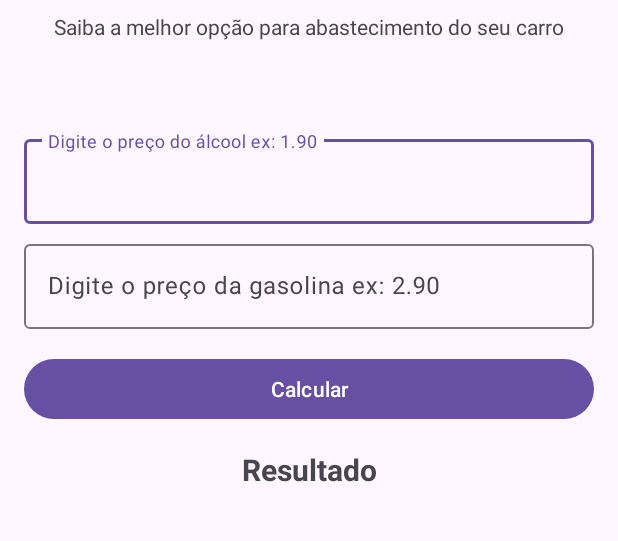
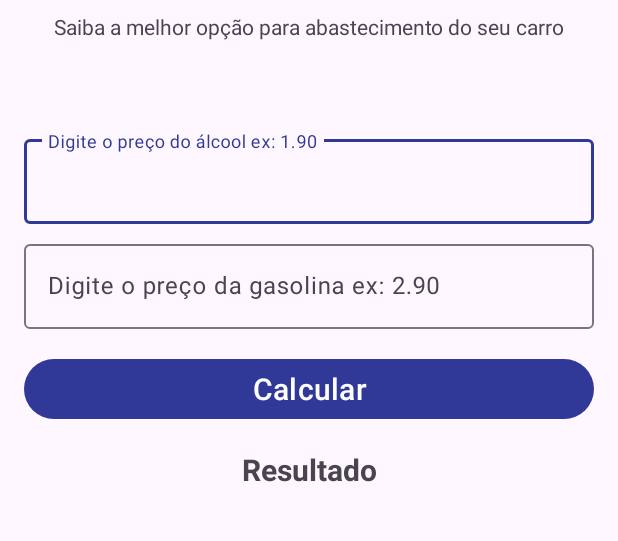
Before and after one commit to ImNotSarah/AppAlcoolOuGasolina, an Android app: the screen it shows after launch (MainActivity), on a phone screen of 412 x 824 dp, the part 452-993 px from its top. Run offline under Robolectric (Android 15) with nearby library versions, the phone set to English and light mode, and no system bars.

Commit message:
Adicionado Aula Finalizando App Alccol ou Gasolina

```diff
--- a/app/src/main/java/com/example/appalcoolougasolina/MainActivity.kt
+++ b/app/src/main/java/com/example/appalcoolougasolina/MainActivity.kt
@@ -1,12 +1,26 @@
 package com.example.appalcoolougasolina
 
 import android.os.Bundle
+import android.widget.Button
+import android.widget.TextView
 import androidx.activity.enableEdgeToEdge
 import androidx.appcompat.app.AppCompatActivity
 import androidx.core.view.ViewCompat
 import androidx.core.view.WindowInsetsCompat
+import com.google.android.material.textfield.TextInputEditText
+import com.google.android.material.textfield.TextInputLayout
 
 class MainActivity : AppCompatActivity() {
+
+    private lateinit var textInputAlcool: TextInputLayout
+    private lateinit var editAlcool: TextInputEditText
+
+    private lateinit var textInputGasolina: TextInputLayout
+    private lateinit var editGasolina: TextInputEditText
+
+    private lateinit var btnCalcular: Button
+    private lateinit var textResultado: TextView
+
     override fun onCreate(savedInstanceState: Bundle?) {
         super.onCreate(savedInstanceState)
         enableEdgeToEdge()
@@ -16,5 +30,57 @@ class MainActivity : AppCompatActivity() {
             v.setPadding(systemBars.left, systemBars.top, systemBars.right, systemBars.bottom)
             insets
         }
+        inicializarComponentesInterface()
+        btnCalcular.setOnClickListener{
+            calcularMelhorPreco()
+        }
+    }
+
+    private fun calcularMelhorPreco() {
+
+        val precoAlcool = editAlcool.text.toString()
+        val precoGasolina = editGasolina.text.toString()
+
+        val resultadoValidacao = validarCampos(precoAlcool, precoGasolina)
+        if (resultadoValidacao){
+
+            val precoAlcoolNumero = precoAlcool.toDouble()
+            val precoGasolinaNumero = precoGasolina.toDouble()
+            val resultado = precoAlcoolNumero / precoGasolinaNumero
+
+            if (resultado >= 0.7){
+                textResultado.text = "Melhor utilizar Gasolina"
+            }else{
+                textResultado.text = "Melhor utilizar Álcool"
+            }
+        }
+    }
+
+    private fun validarCampos(pAlcool: String, pGasolina: String): Boolean {
+
+        textInputAlcool.error = null
+        textInputGasolina.error = null
+
+        if (pAlcool.isEmpty()){
+            textInputAlcool.error = "Digite o preço do álcool"
+            return false
+        }else if (pGasolina.isEmpty()){
+            textInputGasolina.error = "Digite o preço da gasolina"
+            return false
+        }
+
+        return true
+
+    }
+
+    private fun inicializarComponentesInterface() {
+        textInputAlcool = findViewById(R.id.text_input_alcool)
+        editAlcool = findViewById(R.id.edit_alcool)
+
+        textInputGasolina = findViewById(R.id.text_input_gasolina)
+        editGasolina = findViewById(R.id.edit_gasolina)
+
+        btnCalcular = findViewById(R.id.btn_calcular)
+        textResultado = findViewById(R.id.text_resultado)
     }
 }
--- a/app/src/main/res/layout/activity_main.xml
+++ b/app/src/main/res/layout/activity_main.xml
@@ -32,7 +32,7 @@
         app:layout_constraintTop_toBottomOf="@+id/imageView" />
 
     <com.google.android.material.textfield.TextInputLayout
-        android:id="@+id/textInputLayout"
+        android:id="@+id/text_input_alcool"
         android:layout_width="0dp"
         android:layout_height="wrap_content"
         android:layout_marginStart="16dp"
@@ -44,6 +44,7 @@
         app:layout_constraintTop_toBottomOf="@+id/textView">
 
         <com.google.android.material.textfield.TextInputEditText
+            android:id="@+id/edit_alcool"
             android:layout_width="match_parent"
             android:layout_height="wrap_content"
             android:hint="Digite o preço do álcool ex: 1.90"
@@ -51,7 +52,7 @@
     </com.google.android.material.textfield.TextInputLayout>
 
     <com.google.android.material.textfield.TextInputLayout
-        android:id="@+id/textInputLayout2"
+        android:id="@+id/text_input_gasolina"
         android:layout_width="0dp"
         android:layout_height="wrap_content"
         android:layout_marginStart="16dp"
@@ -60,9 +61,10 @@
         app:layout_constraintEnd_toEndOf="parent"
         app:layout_constraintHorizontal_bias="0.5"
         app:layout_constraintStart_toStartOf="parent"
-        app:layout_constraintTop_toBottomOf="@+id/textInputLayout">
+        app:layout_constraintTop_toBottomOf="@+id/text_input_alcool">
 
         <com.google.android.material.textfield.TextInputEditText
+            android:id="@+id/edit_gasolina"
             android:layout_width="match_parent"
             android:layout_height="wrap_content"
             android:hint="Digite o preço da gasolina ex: 2.90"
@@ -70,20 +72,21 @@
     </com.google.android.material.textfield.TextInputLayout>
 
     <Button
-        android:id="@+id/button"
+        android:id="@+id/btn_calcular"
         android:layout_width="0dp"
         android:layout_height="wrap_content"
         android:layout_marginStart="16dp"
         android:layout_marginTop="16dp"
         android:layout_marginEnd="16dp"
         android:text="Calcular"
+        android:textSize="20sp"
         app:layout_constraintEnd_toEndOf="parent"
         app:layout_constraintHorizontal_bias="0.5"
         app:layout_constraintStart_toStartOf="parent"
-        app:layout_constraintTop_toBottomOf="@+id/textInputLayout2" />
+        app:layout_constraintTop_toBottomOf="@+id/text_input_gasolina" />
 
     <TextView
-        android:id="@+id/textView2"
+        android:id="@+id/text_resultado"
         android:layout_width="0dp"
         android:layout_height="wrap_content"
         android:layout_marginStart="16dp"
@@ -96,5 +99,5 @@
         app:layout_constraintEnd_toEndOf="parent"
         app:layout_constraintHorizontal_bias="0.5"
         app:layout_constraintStart_toStartOf="parent"
-        app:layout_constraintTop_toBottomOf="@+id/button" />
+        app:layout_constraintTop_toBottomOf="@+id/btn_calcular" />
 </androidx.constraintlayout.widget.ConstraintLayout>
--- a/app/src/main/res/values/colors.xml
+++ b/app/src/main/res/values/colors.xml
@@ -2,4 +2,5 @@
 <resources>
     <color name="black">#FF000000</color>
     <color name="white">#FFFFFFFF</color>
+    <color name="azul">#303997</color>
 </resources>
--- a/app/src/main/res/values/themes.xml
+++ b/app/src/main/res/values/themes.xml
@@ -2,7 +2,7 @@
     <!-- Base application theme. -->
     <style name="Base.Theme.AppAlcoolOuGasolina" parent="Theme.Material3.DayNight.NoActionBar">
         <!-- Customize your light theme here. -->
-        <!-- <item name="colorPrimary">@color/my_light_primary</item> -->
+        <item name="colorPrimary">@color/azul</item>
     </style>
 
     <style name="Theme.AppAlcoolOuGasolina" parent="Base.Theme.AppAlcoolOuGasolina" />
```
